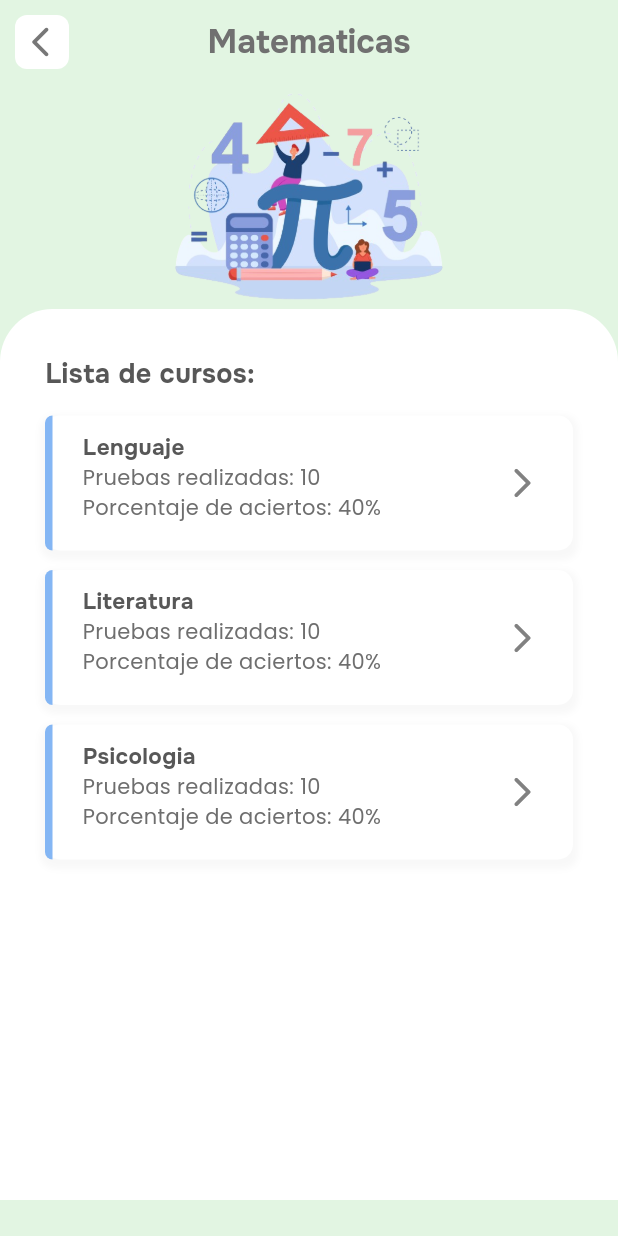
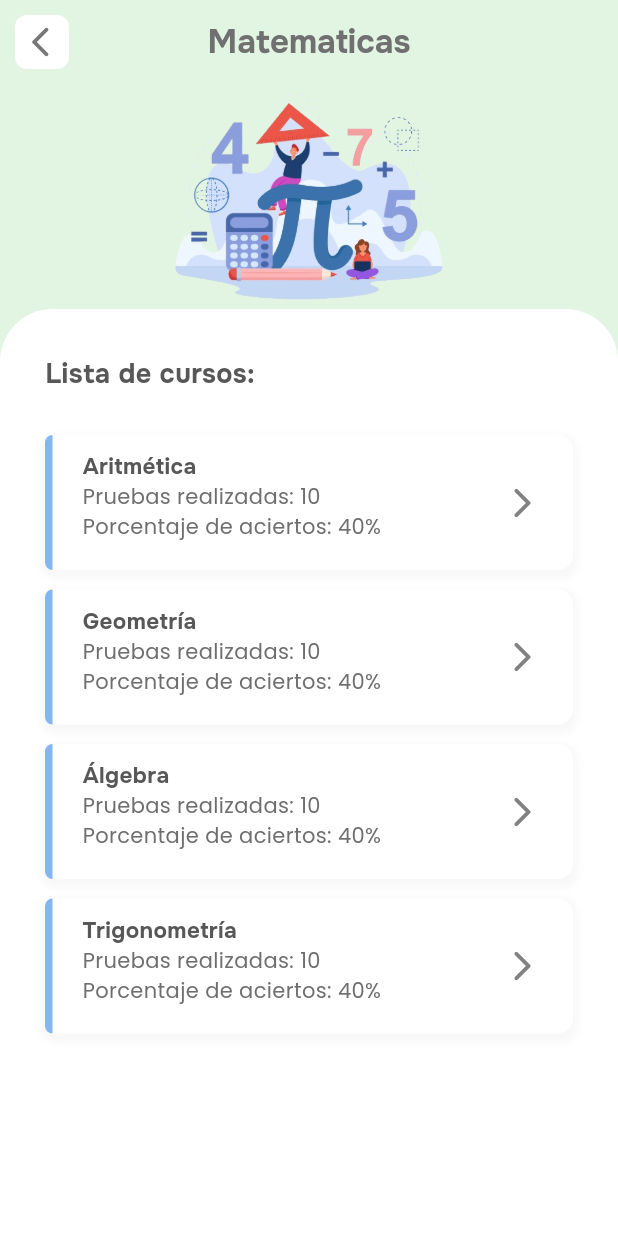
Before and after one commit to silverblade34/app_cerebritos, a Flutter app: the screen it shows after launch, after a tap on "Matematicas", on a phone screen of 412 x 824 dp. Run offline on Flutter 3.47's test engine with Material 3 defaults, Android fonts, the phone set to English and light mode, and no system bars; our stand-ins replace flutter_easyloading, get, get_storage.

Commit message:
se configuro la construcción de los cursos dinamicos dentro de coursegroup_page y un scroll interno

```diff
--- a/lib/app/controllers/coursegroup_controller.dart
+++ b/lib/app/controllers/coursegroup_controller.dart
@@ -1,4 +1,5 @@
 import 'package:app_cerebritos/app/controllers/home_controller.dart';
+import 'package:app_cerebritos/app/ui/pages/coursegroup/widgets/card_course.dart';
 import 'package:app_cerebritos/app/utils/style_utils.dart';
 import 'package:flutter/material.dart';
 import 'package:get/get.dart';
@@ -6,6 +7,16 @@ import 'package:get/get.dart';
 class CourseGroupController extends GetxController {
   final RxInt codeGroupSelected = 0.obs;
   var selectedGroup = {}.obs;
+  List<Color> pastelColors = const [
+    Color(0xFFC7CEEA),
+    Color(0xFFD4A5A5),
+    Color(0xFFff6961),
+    Color(0xFF77dd77),
+    Color(0xFF84b6f4),
+    Color(0xFFffda9e),
+    Color(0xFFfdcae1),
+    Color(0xFFffca99),
+  ];
 
   @override
   void onInit() {
@@ -46,4 +57,31 @@ class CourseGroupController extends GetxController {
   String getGroupImage() {
     return selectedGroup["image"] ?? "";
   }
+
+  List<Widget> generateCardCourses(double screenWidth) {
+    List<Widget> cardCourses = [];
+
+    if (selectedGroup["detail_courses"] != null) {
+      List<dynamic> detailCourses = selectedGroup["detail_courses"];
+
+      for (var course in detailCourses) {
+        if (course["name"] != null) {
+          cardCourses.add(
+            SizedBox(
+              height: 13,
+            ),
+          );
+          cardCourses.add(
+            CardCourse(
+              course: course["name"],
+              widthCard: screenWidth - 60,
+              colorOptions: pastelColors,
+            ),
+          );
+        }
+      }
+    }
+
+    return cardCourses;
+  }
 }
--- a/lib/app/controllers/home_controller.dart
+++ b/lib/app/controllers/home_controller.dart
@@ -2,6 +2,7 @@ import 'package:get/get.dart';
 
 class HomeController extends GetxController {
   RxInt codeGroupSelected = 0.obs;
+
   final CourseGroups = [
     {
       "code": 1,
@@ -10,7 +11,14 @@ class HomeController extends GetxController {
       "image": "assets/images/humanidades_fondo.png",
       "detail_courses": [
         {"name": "Lenguaje"},
-        {"name": "Literatura"}
+        {"name": "Literatura"},
+        {"name": "Psicología"},
+        {"name": "Geografía"},
+        {"name": "Cívica"},
+        {"name": "Historial del Perú"},
+        {"name": "Historial Universal"},
+        {"name": "Economía"},
+        {"name": "Filosofía"}
       ]
     },
     {
@@ -19,9 +27,9 @@ class HomeController extends GetxController {
       "amount_courses": 3,
       "image": "assets/images/ciencias_fondo.png",
       "detail_courses": [
-        {"name": "Biologia"},
-        {"name": "Fisica"},
-        {"name": "Quimica"}
+        {"name": "Biología"},
+        {"name": "Física"},
+        {"name": "Química"}
       ]
     },
     {
@@ -30,8 +38,10 @@ class HomeController extends GetxController {
       "amount_courses": 5,
       "image": "assets/images/matematicas_fondo.png",
       "detail_courses": [
-        {"name": "Lenguaje"},
-        {"name": "Literatura"}
+        {"name": "Aritmética"},
+        {"name": "Geometría"},
+        {"name": "Álgebra"},
+        {"name": "Trigonometría"}
       ]
     },
     {
@@ -40,15 +50,13 @@ class HomeController extends GetxController {
       "amount_courses": 3,
       "image": "assets/images/habilidades_fondo.png",
       "detail_courses": [
-        {"name": "Biologia"},
-        {"name": "Fisica"},
-        {"name": "Quimica"}
+        {"name": "Habilidad verbal"},
+        {"name": "Habilidad lógico matemática"},
       ]
     }
   ];
 
   updateCodeCourseGroup(selected) {
-    print(selected);
     codeGroupSelected.value = selected;
     Get.toNamed('/coursegroupdetail');
   }
--- a/lib/app/ui/pages/coursegroup/coursegroup_page.dart
+++ b/lib/app/ui/pages/coursegroup/coursegroup_page.dart
@@ -1,5 +1,4 @@
 import 'package:app_cerebritos/app/controllers/coursegroup_controller.dart';
-import 'package:app_cerebritos/app/ui/pages/coursegroup/widgets/card_course.dart';
 import 'package:flutter/material.dart';
 import 'package:get/get.dart';
 
@@ -11,16 +10,6 @@ class CourseGroupPage extends GetView<CourseGroupController> {
     double screenWidth = MediaQuery.of(context).size.width;
     double screenHeight = MediaQuery.of(context).size.height;
     final coursegroupCL = Get.put(CourseGroupController());
-    List<Color> pastelColors = [
-      Color(0xFFC7CEEA),
-      Color(0xFFD4A5A5),
-      Color(0xFFff6961),
-      Color(0xFF77dd77),
-      Color(0xFF84b6f4),
-      Color(0xFFffda9e),
-      Color(0xFFfdcae1),
-      Color(0xFFffca99),
-    ];
     return Scaffold(
       appBar: AppBar(
         title: Text(
@@ -58,17 +47,16 @@ class CourseGroupPage extends GetView<CourseGroupController> {
         ),
       ),
       backgroundColor: coursegroupCL.getGroupColor(),
-      body: SingleChildScrollView(
-        child: SafeArea(
+      body: SafeArea(
         child: Column(
           children: [
             SizedBox(
               height: 150,
               child: Image.asset(coursegroupCL.getGroupImage()),
             ),
-              Container(
+            Expanded(
+              child: Container(
                 width: screenWidth,
-                height: screenHeight - 230,
                 padding: const EdgeInsets.all(30),
                 decoration: const BoxDecoration(
                   color: Colors.white,
@@ -79,10 +67,10 @@ class CourseGroupPage extends GetView<CourseGroupController> {
                     bottomEnd: Radius.circular(0),
                   ),
                 ),
-                child: Column(
-                  crossAxisAlignment: CrossAxisAlignment.start,
+                child: ListView(
+                  physics: const AlwaysScrollableScrollPhysics(),
                   children: [
-                    Text(
+                    const Text(
                       "Lista de cursos:",
                       style: TextStyle(
                         color: Color.fromARGB(255, 87, 87, 87),
@@ -91,37 +79,17 @@ class CourseGroupPage extends GetView<CourseGroupController> {
                         fontFamily: 'Onest',
                       ),
                     ),
-                    SizedBox(
+                    const SizedBox(
                       height: 15,
                     ),
-                    CardCourse(
-                      course: "Lenguaje",
-                      widthCard: screenWidth - 60,
-                      colorOptions: pastelColors,
+                    ...coursegroupCL.generateCardCourses(screenWidth),
+                  ],
                 ),
-                    SizedBox(
-                      height: 13,
-                    ),
-                    CardCourse(
-                      course: "Literatura",
-                      widthCard: screenWidth - 60,
-                      colorOptions: pastelColors,
-                    ),
-                    SizedBox(
-                      height: 13,
-                    ),
-                    CardCourse(
-                      course: "Psicologia",
-                      widthCard: screenWidth - 60,
-                      colorOptions: pastelColors,
-                    ),
-                  ],
               ),
             )
           ],
         ),
       ),
-      ),
     );
   }
 }
--- a/lib/app/ui/pages/coursegroup/widgets/card_course.dart
+++ b/lib/app/ui/pages/coursegroup/widgets/card_course.dart
@@ -1,6 +1,4 @@
 import 'dart:math';
-
-import 'package:app_cerebritos/app/utils/style_utils.dart';
 import 'package:flutter/material.dart';
 
 class CardCourse extends StatelessWidget {
--- a/lib/app/ui/pages/home/home_page.dart
+++ b/lib/app/ui/pages/home/home_page.dart
@@ -19,15 +19,13 @@ class HomePage extends GetView<HomeController> {
       appBar: const AppBarWidget(),
       drawer: const NavigationDrawer(children: []),
       backgroundColor: const Color(0xFFF9F9F9),
-      body: SingleChildScrollView(
-        child: SafeArea(
-          child: Column(
+      body: SafeArea(
+        child: ListView(
+          physics: const AlwaysScrollableScrollPhysics(),
           children: [
             const SearchCourse(),
-              SingleChildScrollView(
-                child: Container(
-                  padding:
-                      const EdgeInsets.symmetric(vertical: 15, horizontal: 20),
+            Container(
+              padding: const EdgeInsets.symmetric(vertical: 15, horizontal: 20),
               width: screenWidth,
               child: Column(
                 crossAxisAlignment: CrossAxisAlignment.start,
@@ -120,9 +118,7 @@ class HomePage extends GetView<HomeController> {
                 ],
               ),
             ),
-              )
           ],
-          ),
         ),
       ),
     );
```
Also changed, not shown: assets/icon/icon.png. Lines whose indentation alone changed are shown as unchanged.
